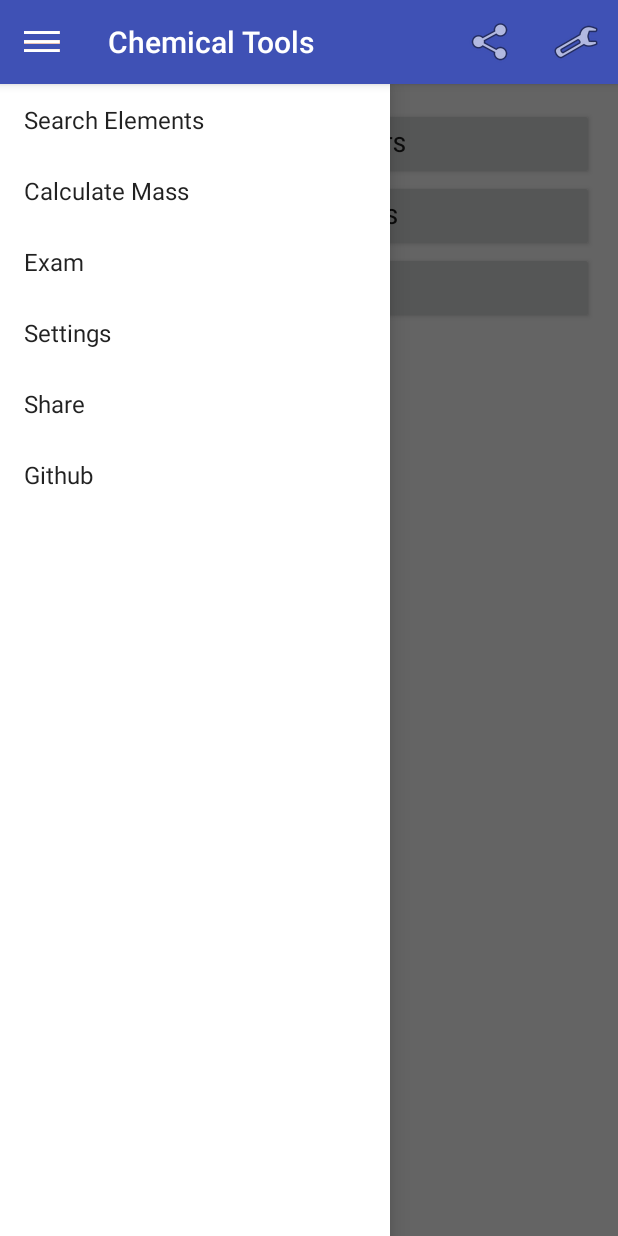
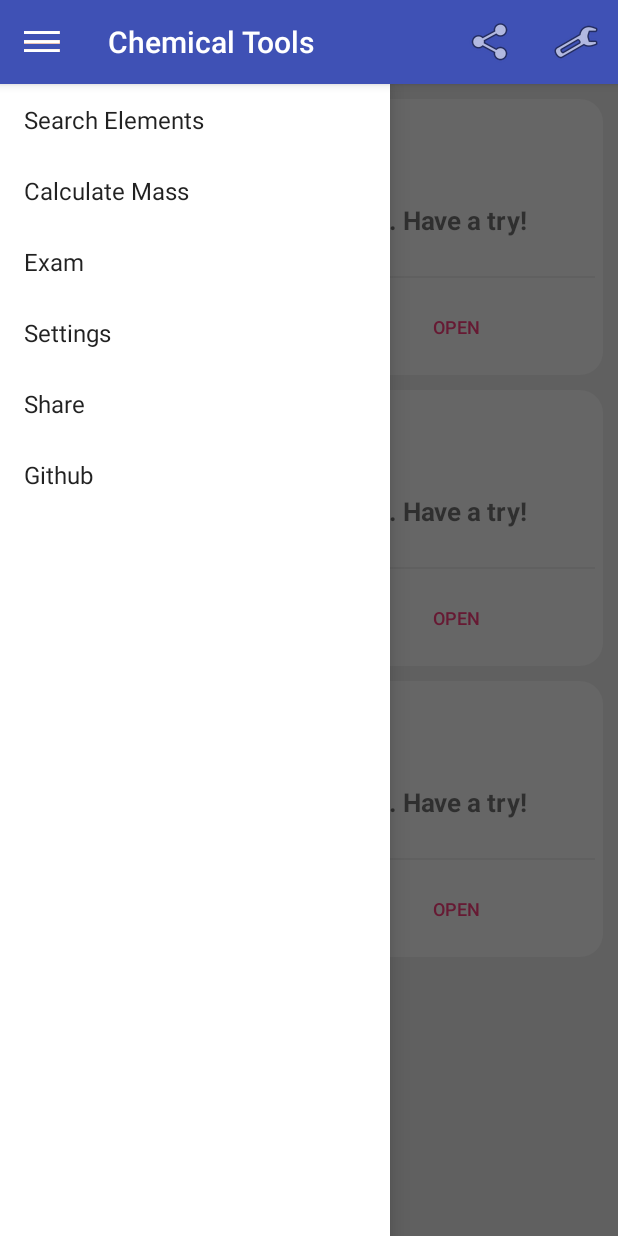
Before and after one commit to njzjz/Chemical-Tools-for-Android, an Android app: the screen it shows after launch (TitleActivity), with the side drawer open, on a phone screen of 412 x 824 dp. Run offline under Robolectric (Android 15) with nearby library versions, the phone set to English and light mode, and no system bars; libraries missing offline, so code that uses them is left out: com.ikimuhendis.ldrawer; 5 statements that could not run were skipped.

Commit message:
美化了主页，现在的主页比之前的好看数十倍

```diff
--- a/app/build.gradle
+++ b/app/build.gradle
@@ -9,8 +9,8 @@ android {
         applicationId "com.njzjz.chemicaltools"
         minSdkVersion 15
         targetSdkVersion 23
-        versionCode 5
-        versionName "1.4"
+        versionCode 6
+        versionName "1.5"
     }
     buildTypes {
         release {
--- /dev/null
+++ b/app/src/main/java/com/njzjz/chemicaltools/CardLayoutFragment.java
@@ -0,0 +1,148 @@
+package com.njzjz.chemicaltools;
+
+import android.app.Fragment;
+import android.content.Intent;
+import android.os.Bundle;
+import android.view.LayoutInflater;
+import android.view.View;
+import android.view.View.OnClickListener;
+import android.view.ViewGroup;
+import android.widget.AdapterView;
+import android.widget.AdapterView.OnItemClickListener;
+import android.widget.ListView;
+
+import java.util.ArrayList;
+
+import static com.njzjz.chemicaltools.TitleActivity.examCorrectNumber;
+import static com.njzjz.chemicaltools.TitleActivity.examIncorrectnumber;
+import static com.njzjz.chemicaltools.TitleActivity.historyElementOutput;
+import static com.njzjz.chemicaltools.TitleActivity.historyMassOutput;
+
+public class CardLayoutFragment extends Fragment {
+
+    private ListView cardsList;
+
+    public CardLayoutFragment() {
+        // nop
+    }
+
+    @Override
+    public View onCreateView(LayoutInflater inflater, ViewGroup container, Bundle savedInstanceState) {
+        View rootView = inflater.inflate(R.layout.fragment_card_layout, container, false);
+        cardsList = (ListView) rootView.findViewById(R.id.cards_list);
+        setupList();
+        return rootView;
+    }
+
+    private void setupList() {
+        cardsList.setAdapter(createAdapter());
+        cardsList.setOnItemClickListener(new ListItemClickListener());
+    }
+
+    private CardsAdapter createAdapter() {
+        ArrayList<String> items1 = new ArrayList<String>();
+        ArrayList<String> items2 = new ArrayList<String>();
+        items1.add(getString(R.string.button_element));
+        if(!historyElementOutput.equals("")){
+            items2.add(historyElementOutput);
+        }else{
+            items2.add(getString(R.string.button_notUsed));
+        }
+        items1.add(getString(R.string.button_mass));
+        if(!historyMassOutput.equals("")){
+            items2.add(historyMassOutput);
+        }else{
+            items2.add(getString(R.string.button_notUsed));
+        }
+        items1.add(getString(R.string.button_exam));
+        int sum=examCorrectNumber+examIncorrectnumber;
+        if(sum>0){
+            double examCorrectPercent=(double)examCorrectNumber/sum*100;
+            items2.add(String.format(getResources().getString(R.string.examScoreOutput_name),sum,examCorrectNumber,examCorrectPercent));
+        }else {
+            items2.add(getString(R.string.button_notUsed));
+        }
+        return new CardsAdapter(getActivity(), items1,items2, new ListItemButtonClickListener());
+    }
+
+    private final class ListItemButtonClickListener implements OnClickListener {
+        @Override
+        public void onClick(View v) {
+            for (int i = cardsList.getFirstVisiblePosition(); i <= cardsList.getLastVisiblePosition(); i++) {
+                if (v == cardsList.getChildAt(i - cardsList.getFirstVisiblePosition()).findViewById(R.id.list_item_card_button_1)) {
+                    // PERFORM AN ACTION WITH THE ITEM AT POSITION i
+                    String x = "";
+                    switch (i){
+                        case 0:
+                            if(!historyElementOutput.equals("")){
+                                x=historyElementOutput;
+                            }else{
+                                x=getString(R.string.app_name)+"\nhttps://github.com/njzjz/Chemical-Tools-for-Android";
+                            }
+                            break;
+                        case 1:
+                            if(!historyMassOutput.equals("")){
+                                x=historyMassOutput;
+                            }else{
+                                x=getString(R.string.app_name)+"\nhttps://github.com/njzjz/Chemical-Tools-for-Android";
+                            }
+                            break;
+                        case 2:
+                            int sum=examCorrectNumber+examIncorrectnumber;
+                            if(sum>0){
+                                double examCorrectPercent=(double)examCorrectNumber/sum*100;
+                                x=String.format(getResources().getString(R.string.examScoreOutput_name),sum,examCorrectNumber,examCorrectPercent);
+                            }else {
+                                x=getString(R.string.app_name)+"\nhttps://github.com/njzjz/Chemical-Tools-for-Android";
+                            }
+                            break;
+                    }
+                    Intent share = new Intent(Intent.ACTION_SEND);
+                    share.setType("text/plain");
+                    share.addFlags(Intent.FLAG_ACTIVITY_NEW_TASK);
+                    share.putExtra(Intent.EXTRA_SUBJECT,
+                            getString(R.string.app_name));
+                    share.putExtra(Intent.EXTRA_TEXT, x);
+                    startActivity(Intent.createChooser(share,
+                            getString(R.string.app_name)));
+                } else if (v == cardsList.getChildAt(i - cardsList.getFirstVisiblePosition()).findViewById(R.id.list_item_card_button_2)) {
+                    // PERFORM ANOTHER ACTION WITH THE ITEM AT POSITION i
+                    switch (i){
+                        case 0:
+                            Intent intent1 =new Intent(getActivity(), MainActivity.class);
+                            startActivity(intent1);
+                            break;
+                        case 1:
+                            Intent intent2 =new Intent(getActivity(), MassActivity.class);
+                            startActivity(intent2);
+                            break;
+                        case 2:
+                            Intent intent3 =new Intent(getActivity(), ExamActivity.class);
+                            startActivity(intent3);
+                            break;
+                    }
+                }
+            }
+        }
+    }
+
+    private final class ListItemClickListener implements OnItemClickListener {
+        @Override
+        public void onItemClick(AdapterView<?> parent, View view, int position, long id) {
+            switch (position){
+                case 0:
+                    Intent intent1 =new Intent(getActivity(), MainActivity.class);
+                    startActivity(intent1);
+                    break;
+                case 1:
+                    Intent intent2 =new Intent(getActivity(), MassActivity.class);
+                    startActivity(intent2);
+                    break;
+                case 2:
+                    Intent intent3 =new Intent(getActivity(), ExamActivity.class);
+                    startActivity(intent3);
+                    break;
+            }
+        }
+    }
+}
--- /dev/null
+++ b/app/src/main/java/com/njzjz/chemicaltools/CardsAdapter.java
@@ -0,0 +1,79 @@
+package com.njzjz.chemicaltools;
+import android.content.Context;
+import android.view.LayoutInflater;
+import android.view.View;
+import android.view.View.OnClickListener;
+import android.view.ViewGroup;
+import android.widget.BaseAdapter;
+import android.widget.Button;
+import android.widget.TextView;
+
+import java.util.List;
+
+public class CardsAdapter extends BaseAdapter {
+
+    private List<String> items1;
+    private List<String> items2;
+    private final OnClickListener itemButtonClickListener;
+    private final Context context;
+
+    public CardsAdapter(Context context, List<String> items1,List<String> items2, OnClickListener itemButtonClickListener) {
+        this.context = context;
+        this.items1= items1;
+        this.items2= items2;
+        this.itemButtonClickListener = itemButtonClickListener;
+    }
+
+    @Override
+    public int getCount() {
+        return items2.size();
+    }
+
+    @Override
+    public String getItem(int position) {
+        return items2.get(position);
+    }
+
+    @Override
+    public long getItemId(int position) {
+        return position;
+    }
+
+    @Override
+    public View getView(int position, View convertView, ViewGroup parent) {
+
+        ViewHolder holder;
+
+        if (convertView == null) {
+            convertView = LayoutInflater.from(context).inflate(R.layout.list_item_card, null);
+
+            holder = new ViewHolder();
+            holder.itemText1 = (TextView) convertView.findViewById(R.id.list_item_card_text1);
+            holder.itemText2 = (TextView) convertView.findViewById(R.id.list_item_card_text2);
+            holder.itemButton1 = (Button) convertView.findViewById(R.id.list_item_card_button_1);
+            holder.itemButton2 = (Button) convertView.findViewById(R.id.list_item_card_button_2);
+            convertView.setTag(holder);
+
+        } else {
+            holder = (ViewHolder) convertView.getTag();
+        }
+
+        holder.itemText1.setText(items1.get(position));
+        holder.itemText2.setText(items2.get(position));
+
+        if (itemButtonClickListener != null) {
+            holder.itemButton1.setOnClickListener(itemButtonClickListener);
+            holder.itemButton2.setOnClickListener(itemButtonClickListener);
+        }
+
+        return convertView;
+    }
+
+    private static class ViewHolder {
+        private TextView itemText1;
+        private TextView itemText2;
+        private Button itemButton1;
+        private Button itemButton2;
+    }
+
+}
--- a/app/src/main/java/com/njzjz/chemicaltools/TitleActivity.java
+++ b/app/src/main/java/com/njzjz/chemicaltools/TitleActivity.java
@@ -26,6 +26,11 @@ public class TitleActivity extends AppCompatActivity {
     private ActionBarDrawerToggle mDrawerToggle;
     private DrawerArrowDrawable drawerArrow;
     private boolean drawerArrowColor;
+    public static String historyElementOutput;
+    public static String historyMassOutput;
+    public static int examCorrectNumber;
+    public static int examIncorrectnumber;
+
     @Override
     protected void onCreate(Bundle savedInstanceState) {
         super.onCreate(savedInstanceState);
@@ -37,9 +42,17 @@ public class TitleActivity extends AppCompatActivity {
         ab.setDisplayHomeAsUpEnabled(true);
         ab.setHomeButtonEnabled(true);
 
+        historyElementOutput = PreferenceUtils.getPrefString(getApplicationContext(), "historyElementOutput", "");
+        historyMassOutput = PreferenceUtils.getPrefString(getApplicationContext(), "historyMassOutput", "");
+        examCorrectNumber=Integer.parseInt(PreferenceUtils.getPrefString(getApplicationContext(),"examCorrectNumber","0"));
+        examIncorrectnumber=Integer.parseInt(PreferenceUtils.getPrefString(getApplicationContext(),"examIncorrectnumber","0"));
+
         mDrawerLayout = (DrawerLayout) findViewById(R.id.drawer_layout);
         mDrawerList = (ListView) findViewById(R.id.navdrawer);
 
+        if (savedInstanceState == null) {
+            getFragmentManager().beginTransaction().add(R.id.container, new CardLayoutFragment()).commit();
+        }
 
         drawerArrow = new DrawerArrowDrawable(this) {
             @Override
@@ -122,6 +135,7 @@ public class TitleActivity extends AppCompatActivity {
             }
         });
     }
+
     @Override
     public boolean onOptionsItemSelected(MenuItem item) {
         switch (item.getItemId()) {
--- /dev/null
+++ b/app/src/main/res/drawable/selectable_background.xml
@@ -0,0 +1,29 @@
+<?xml version="1.0" encoding="utf-8"?>
+<selector xmlns:android="http://schemas.android.com/apk/res/android" android:exitFadeDuration="@android:integer/config_shortAnimTime">
+    <item><!-- 阴影效果 -->
+        <shape android:shape="rectangle" >
+            <corners android:radius="15dp" />
+            <solid android:color="@color/white" /><!-- 阴影的颜色 -->
+        </shape>
+    </item>
+
+    <item android:state_focused="true" android:state_pressed="false">
+        <shape android:shape="rectangle" >
+            <corners android:radius="15dp" />
+            <solid android:color="@color/super_light_grey" /><!-- 阴影的颜色 -->
+        </shape>
+    </item>
+    <item android:drawable="@color/super_light_grey" android:state_pressed="true">
+        <shape android:shape="rectangle" >
+            <corners android:radius="15dp" />
+            <solid android:color="@color/super_light_grey" /><!-- 阴影的颜色 -->
+        </shape>
+    </item>
+    <item android:drawable="@color/white" android:state_focused="false" android:state_pressed="false">
+        <shape android:shape="rectangle" >
+            <corners android:radius="15dp" />
+            <solid android:color="@color/white" /><!-- 阴影的颜色 -->
+        </shape>
+    </item>
+
+</selector>
--- a/app/src/main/res/layout/activity_title.xml
+++ b/app/src/main/res/layout/activity_title.xml
@@ -6,51 +6,13 @@
         xmlns:android="http://schemas.android.com/apk/res/android"
         android:layout_width="match_parent"
         android:layout_height="match_parent">
-    <RelativeLayout xmlns:android="http://schemas.android.com/apk/res/android"
+    <FrameLayout xmlns:android="http://schemas.android.com/apk/res/android"
         xmlns:tools="http://schemas.android.com/tools"
+        android:id="@+id/container"
         android:layout_width="match_parent"
         android:layout_height="match_parent"
-        android:paddingBottom="@dimen/activity_vertical_margin"
-        android:paddingLeft="@dimen/activity_horizontal_margin"
-        android:paddingRight="@dimen/activity_horizontal_margin"
-        android:paddingTop="@dimen/activity_vertical_margin"
-        tools:context="com.njzjz.chemicaltools.TitleActivity">
-
-        <Button
-        android:layout_width="match_parent"
-            android:layout_height="wrap_content"
-        android:id="@+id/openMassButton"
-        android:onClick="openMass"
-        android:longClickable="false"
-            android:maxWidth="500dp"
-            android:layout_below="@+id/openElementButton"
-            android:layout_alignParentRight="true"
-            android:layout_alignParentEnd="true"
-            android:text="@string/button_mass"/>
-
-        <Button
-            android:layout_height="wrap_content"
-            android:id="@+id/openElementButton"
-            android:onClick="openElement"
-            android:longClickable="false"
-            android:layout_width="match_parent"
-            android:layout_alignParentTop="true"
-            android:layout_alignParentLeft="true"
-            android:layout_alignParentStart="true"
-            android:text="@string/button_element" />
-
-        <Button
-            android:layout_width="match_parent"
-            android:layout_height="wrap_content"
-            android:id="@+id/openExamButton"
-            android:onClick="openExam"
-            android:longClickable="false"
-            android:maxWidth="500dp"
-            android:layout_below="@+id/openMassButton"
-            android:layout_alignParentRight="true"
-            android:layout_alignParentEnd="true"
-            android:text="@string/button_exam"/>
-    </RelativeLayout>
+        tools:context="com.yasinyildirim.cardlayout.CardLayoutActivity"
+        tools:ignore="MergeRootFrame" />
 
     <!-- The navigation drawer -->
         <ListView
--- /dev/null
+++ b/app/src/main/res/layout/list_item_card.xml
@@ -0,0 +1,91 @@
+<?xml version="1.0" encoding="utf-8"?>
+<LinearLayout xmlns:android="http://schemas.android.com/apk/res/android"
+    xmlns:app="http://schemas.android.com/apk/res-auto"
+    xmlns:tools="http://schemas.android.com/tools"
+    android:layout_width="match_parent"
+    android:layout_height="match_parent"
+    android:background="@drawable/selectable_background"
+    android:orientation="vertical"
+    android:foreground="?attr/selectableItemBackground"
+
+>
+    <LinearLayout
+        style="?android:attr/buttonBarStyle"
+        android:layout_width="match_parent"
+        android:layout_height="wrap_content"
+        android:layout_marginTop="5dp"
+        >
+    <ImageView
+        android:id="@+id/list_item_card_pic"
+        android:layout_width="25dp"
+        android:layout_centerInParent="true"
+        android:scaleType="centerCrop"
+        app:srcCompat="@drawable/ic_launcher"
+        android:layout_marginLeft="10dp"
+        android:layout_marginTop="3dp"
+        android:layout_height="25dp" />
+
+    <TextView
+        android:id="@+id/list_item_card_text1"
+        style="@style/ListItemText"
+        android:layout_width="match_parent"
+        android:layout_height="wrap_content"
+        android:gravity="left"
+        android:layout_gravity="left"
+        android:textSize="20dp"
+        android:minLines="1"
+        />
+    </LinearLayout>
+
+    <TextView
+        android:id="@+id/list_item_card_text2"
+        style="@style/ListItemText"
+        android:layout_width="match_parent"
+        android:layout_height="wrap_content"
+        android:textSize="17dp"
+        android:layout_gravity="center_horizontal"
+        android:gravity="left|center_vertical"
+        android:minLines="3"
+/>
+
+    <View
+        android:id="@+id/list_item_seperator"
+        android:layout_width="match_parent"
+        android:layout_height="1dip"
+        android:layout_marginLeft="5dip"
+        android:layout_marginRight="5dip"
+        android:background="@color/light_grey" />
+
+    <LinearLayout
+        style="?android:attr/buttonBarStyle"
+        android:layout_width="match_parent"
+        android:layout_height="wrap_content" >
+
+        <Button
+            android:id="@+id/list_item_card_button_1"
+            style="?android:attr/buttonBarButtonStyle"
+            android:layout_width="match_parent"
+            android:layout_height="wrap_content"
+            android:layout_margin="5dip"
+            android:layout_weight="0.5"
+            android:focusable="false"
+            android:focusableInTouchMode="false"
+            android:text="@string/button_Share"
+            android:textSize="12sp"
+            android:textStyle="normal" />
+
+        <Button
+            android:id="@+id/list_item_card_button_2"
+            style="?android:attr/buttonBarButtonStyle"
+            android:layout_width="match_parent"
+            android:layout_height="wrap_content"
+            android:layout_margin="5dip"
+            android:layout_weight="0.5"
+            android:focusable="false"
+            android:focusableInTouchMode="false"
+            android:text="@string/button_open"
+            android:textSize="12sp"
+            android:textStyle="normal" />
+    </LinearLayout>
+
+</LinearLayout>
--- a/app/src/main/res/values/colors.xml
+++ b/app/src/main/res/values/colors.xml
@@ -5,4 +5,7 @@
     <color name="colorAccent">#FF4081</color>
     <color name="actionbar_color">#bf360c</color>
     <color name="drawer_arrow_second_color">#303f9f</color>
+    <color name="light_grey">#f0f0f0</color>
+    <color name="super_light_grey">#f6f6f6</color>
+    <color name="white">#ffffff</color>
 </resources>
--- a/app/src/main/res/values/styles.xml
+++ b/app/src/main/res/values/styles.xml
@@ -16,5 +16,12 @@
     <style name="AppTheme.AppBarOverlay" parent="ThemeOverlay.AppCompat.Dark.ActionBar" />
 
     <style name="AppTheme.PopupOverlay" parent="ThemeOverlay.AppCompat.Light" />
+    <style name="ListItemText" parent="android:Widget.Holo.Light.TextView">
+        <item name="android:gravity">center</item>
+        <item name="android:layout_margin">5dip</item>
+        <item name="android:minLines">3</item>
+        <item name="android:textSize">14sp</item>
+        <item name="android:textStyle">bold</item>
+    </style>
 
 </resources>
```
Also changed, not shown: app/src/main/java/com/njzjz/chemicaltools/MainActivity.java (+7 -7 lines), app/src/main/java/com/njzjz/chemicaltools/MassActivity.java (+7 -7 lines), app/src/main/res/drawable/card_background.xml (added, +20 -0 lines), app/src/main/res/layout/activity_exam.xml (+35 -25 lines), app/src/main/res/layout/activity_main.xml (+17 -9 lines), app/src/main/res/layout/activity_mass.xml (+22 -15 lines), app/src/main/res/layout/fragment_card_layout.xml (added, +18 -0 lines), app/src/main/res/values/aboutlibraries_description.xml (+4 -4 lines), app/src/main/res/values/strings.xml (+17 -15 lines), 3 other files.
